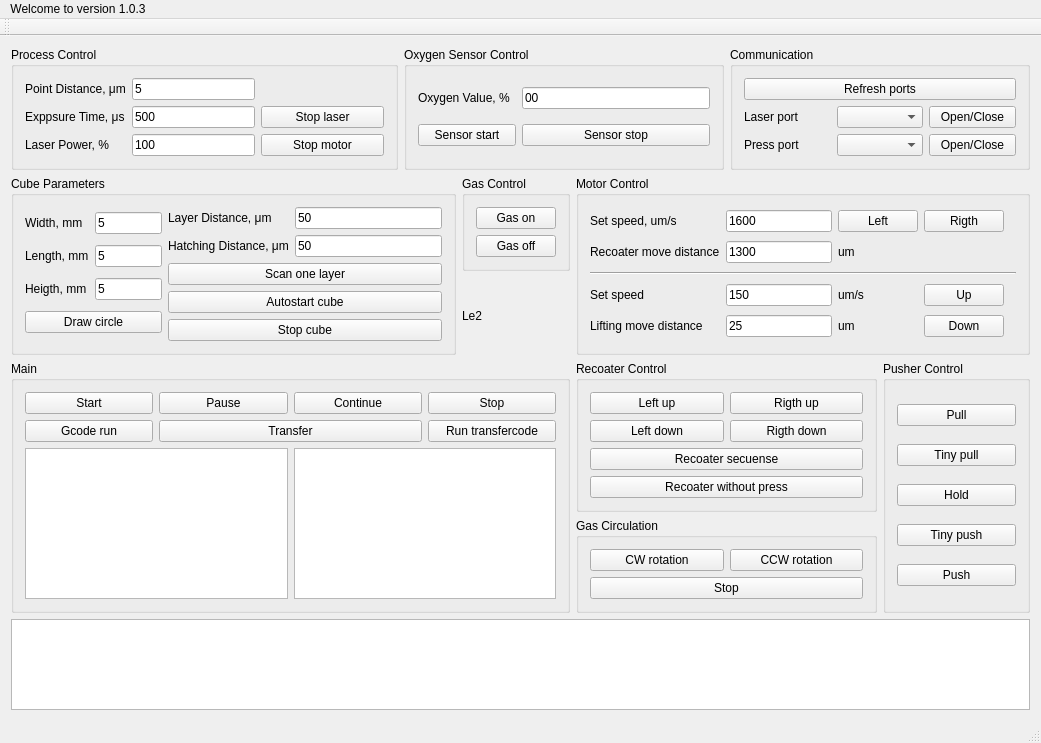
Before: the Qt Designer form Happy3D/mainwindow.ui in Anaga/Happy3D-Qt, drawn with Qt 5.
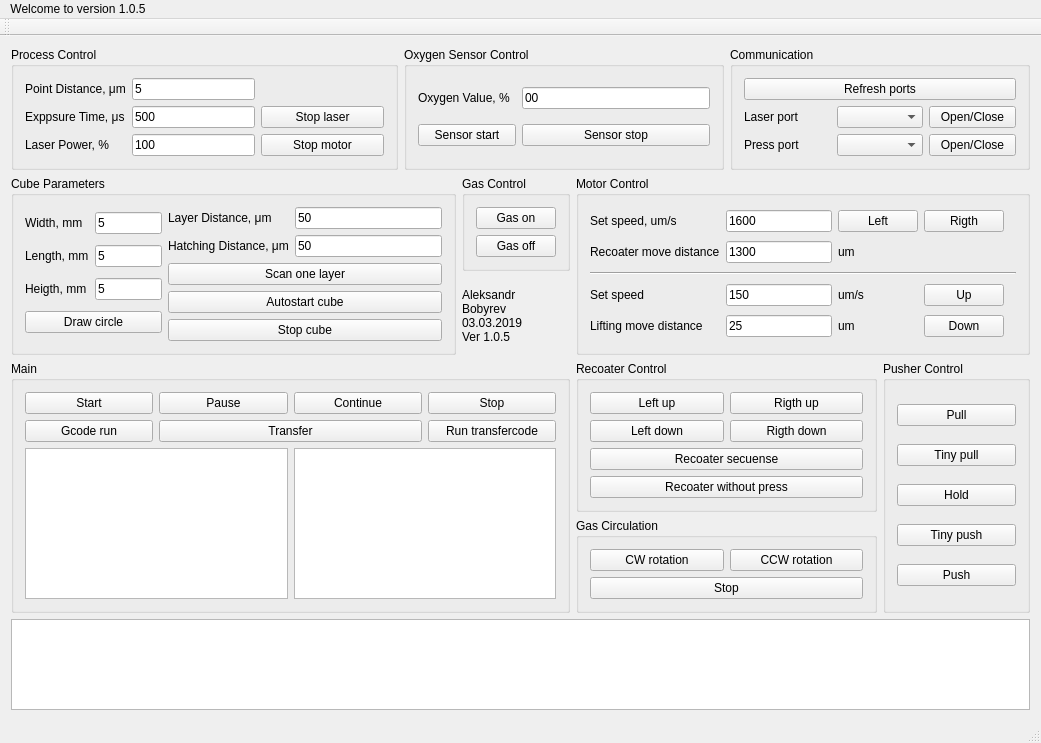
After: the same form once the commit is applied.

What changed in the file:
```diff
--- a/Happy3D/mainwindow.ui
+++ b/Happy3D/mainwindow.ui
@@ -171,7 +171,10 @@
     <item row="2" column="2">
      <widget class="QLabel" name="label">
       <property name="text">
-       <string>Le2</string>
+       <string>Aleksandr 
+Bobyrev
+03.03.2019
+Ver 1.0.5</string>
       </property>
      </widget>
     </item>
@@ -666,7 +669,7 @@
    </property>
    <widget class="QMenu" name="menuWelcome_to_version_1_0_0">
     <property name="title">
-     <string>Welcome to version 1.0.3</string>
+     <string>Welcome to version 1.0.5</string>
     </property>
    </widget>
    <addaction name="menuWelcome_to_version_1_0_0"/>
```
